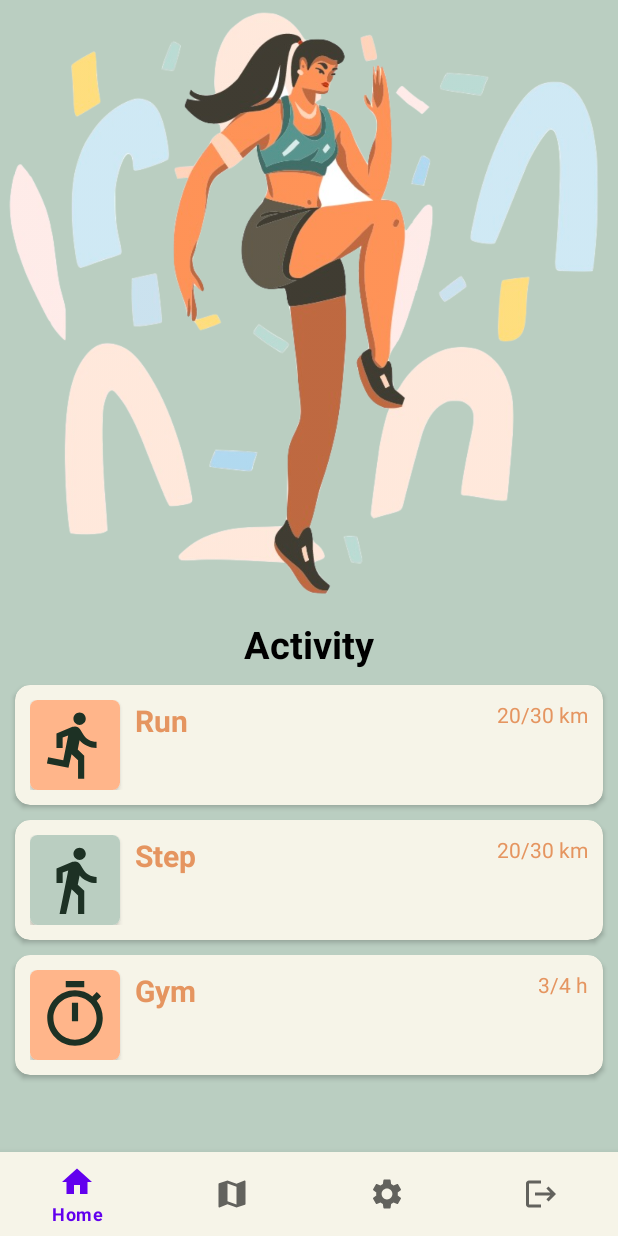
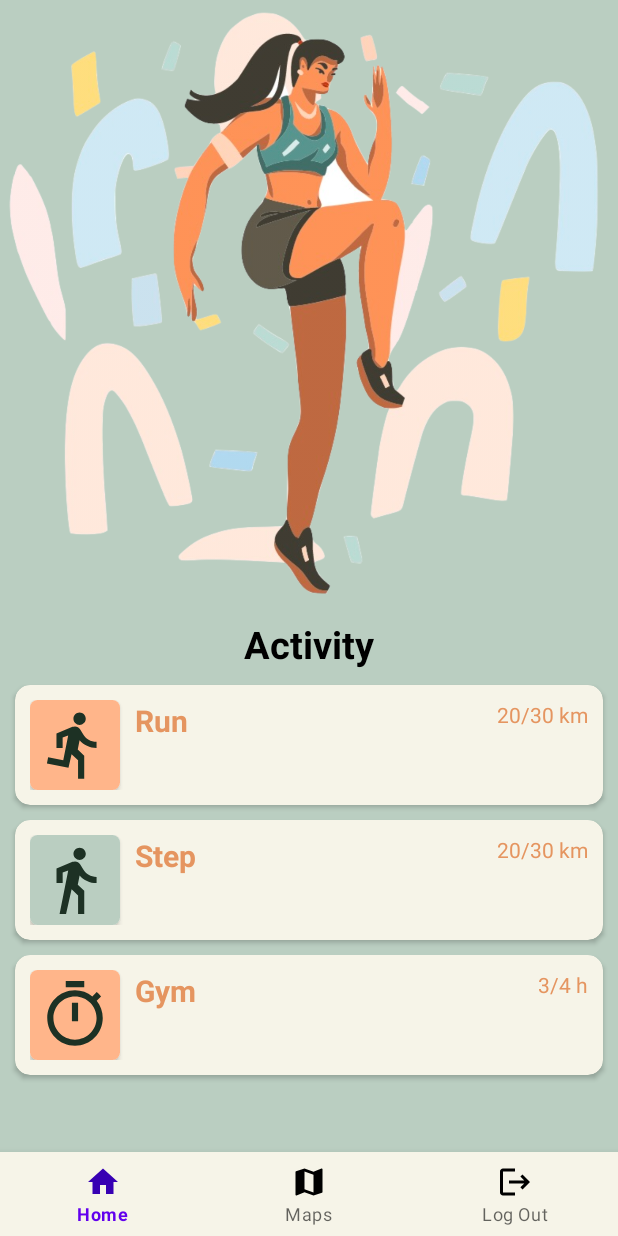
Before and after one commit to AlexisLVL/TP-Final-Maps, an Android app: the Perform screen opened directly, with no data from a screen before it, on a phone screen of 412 x 824 dp. Run offline under Robolectric (Android 15) with nearby library versions, the light colour scheme and no system bars; our stand-ins replace Firebase (no records; nobody signed in at launch, a user with empty details on screens opened directly); 1 statement that could not run was skipped.

Commit message:
Work: refactor navigation logic in the app

```diff
--- a/app/src/main/res/drawable/baseline_home_24.xml
+++ b/app/src/main/res/drawable/baseline_home_24.xml
@@ -1,5 +1,5 @@
 <vector android:height="24dp" android:tint="#1D3124"
     android:viewportHeight="24" android:viewportWidth="24"
     android:width="24dp" xmlns:android="http://schemas.android.com/apk/res/android">
-    <path android:fillColor="@android:color/white" android:pathData="M10,20v-6h4v6h5v-8h3L12,3 2,12h3v8z"/>
+    <path android:fillColor="@android:color/black" android:pathData="M10,20v-6h4v6h5v-8h3L12,3 2,12h3v8z"/>
 </vector>
--- /dev/null
+++ b/app/src/main/res/drawable/bottom_navigation_selector.xml
@@ -0,0 +1,5 @@
+<?xml version="1.0" encoding="utf-8"?>
+<selector xmlns:android="http://schemas.android.com/apk/res/android">
+    <item android:state_checked="true" android:color="@color/purple_700" />
+    <item android:color="@color/black"  />
+</selector>
--- a/app/src/main/res/drawable/logout.xml
+++ b/app/src/main/res/drawable/logout.xml
@@ -1,5 +1,5 @@
 <vector android:autoMirrored="true" android:height="24dp"
     android:tint="#1D3124" android:viewportHeight="24"
     android:viewportWidth="24" android:width="24dp" xmlns:android="http://schemas.android.com/apk/res/android">
-    <path android:fillColor="@android:color/white" android:pathData="M17,7l-1.41,1.41L18.17,11H8v2h10.17l-2.58,2.58L17,17l5,-5zM4,5h8V3H4c-1.1,0 -2,0.9 -2,2v14c0,1.1 0.9,2 2,2h8v-2H4V5z"/>
+    <path android:fillColor="@android:color/black" android:pathData="M17,7l-1.41,1.41L18.17,11H8v2h10.17l-2.58,2.58L17,17l5,-5zM4,5h8V3H4c-1.1,0 -2,0.9 -2,2v14c0,1.1 0.9,2 2,2h8v-2H4V5z"/>
 </vector>
--- a/app/src/main/res/drawable/map_icon.xml
+++ b/app/src/main/res/drawable/map_icon.xml
@@ -1,5 +1,5 @@
 <vector android:height="24dp" android:tint="#1D3124"
     android:viewportHeight="24" android:viewportWidth="24"
     android:width="24dp" xmlns:android="http://schemas.android.com/apk/res/android">
-    <path android:fillColor="@android:color/white" android:pathData="M20.5,3l-0.16,0.03L15,5.1 9,3 3.36,4.9c-0.21,0.07 -0.36,0.25 -0.36,0.48V20.5c0,0.28 0.22,0.5 0.5,0.5l0.16,-0.03L9,18.9l6,2.1 5.64,-1.9c0.21,-0.07 0.36,-0.25 0.36,-0.48V3.5c0,-0.28 -0.22,-0.5 -0.5,-0.5zM15,19l-6,-2.11V5l6,2.11V19z"/>
+    <path android:fillColor="@android:color/black" android:pathData="M20.5,3l-0.16,0.03L15,5.1 9,3 3.36,4.9c-0.21,0.07 -0.36,0.25 -0.36,0.48V20.5c0,0.28 0.22,0.5 0.5,0.5l0.16,-0.03L9,18.9l6,2.1 5.64,-1.9c0.21,-0.07 0.36,-0.25 0.36,-0.48V3.5c0,-0.28 -0.22,-0.5 -0.5,-0.5zM15,19l-6,-2.11V5l6,2.11V19z"/>
 </vector>
--- a/app/src/main/res/layout/activity_perform.xml
+++ b/app/src/main/res/layout/activity_perform.xml
@@ -231,6 +231,7 @@
         android:background="@color/white"
         android:layout_width="match_parent"
         android:layout_height="wrap_content"
+        app:itemIconTint="@drawable/bottom_navigation_selector"
         app:menu="@menu/bottom_navigation_menu"
         app:layout_constraintBottom_toBottomOf="parent"
         app:layout_constraintStart_toStartOf="parent"/>
--- a/app/src/main/res/menu/bottom_navigation_menu.xml
+++ b/app/src/main/res/menu/bottom_navigation_menu.xml
@@ -3,17 +3,13 @@
     <item
         android:id="@+id/navigation_home"
         android:icon="@drawable/baseline_home_24"
-        android:title="Home" />
+        android:title="@string/home" />
     <item
         android:id="@+id/navigation_map"
         android:icon="@drawable/map_icon"
-        android:title="Maps" />
-    <item
-        android:id="@+id/navigation_settings"
-        android:icon="@drawable/settingsicon"
-        android:title="Settings" />
+        android:title="@string/maps" />
     <item
         android:id="@+id/navigation_logout"
         android:icon="@drawable/logout"
-        android:title="Log Out" />
+        android:title="@string/log_out" />
 </menu>
--- a/app/src/main/res/values/strings.xml
+++ b/app/src/main/res/values/strings.xml
@@ -25,4 +25,7 @@
     <string name="_3_4_h">3/4 h</string>
     <string name="run">Run</string>
     <string name="list">List</string>
+    <string name="home">Home</string>
+    <string name="maps">Maps</string>
+    <string name="log_out">Log Out</string>
 </resources>
```
Also changed, not shown: app/src/main/java/com/lavieille/lavieille_guilland/ListLocationsActivity.java (+2 -10 lines), app/src/main/java/com/lavieille/lavieille_guilland/MapActivity.java (+9 -7 lines), app/src/main/java/com/lavieille/lavieille_guilland/Perform.java (+4 -6 lines), app/src/main/res/layout/activity_list_locations.xml (+1 -10 lines), app/src/main/res/layout/activity_map.xml (+35 -13 lines).
